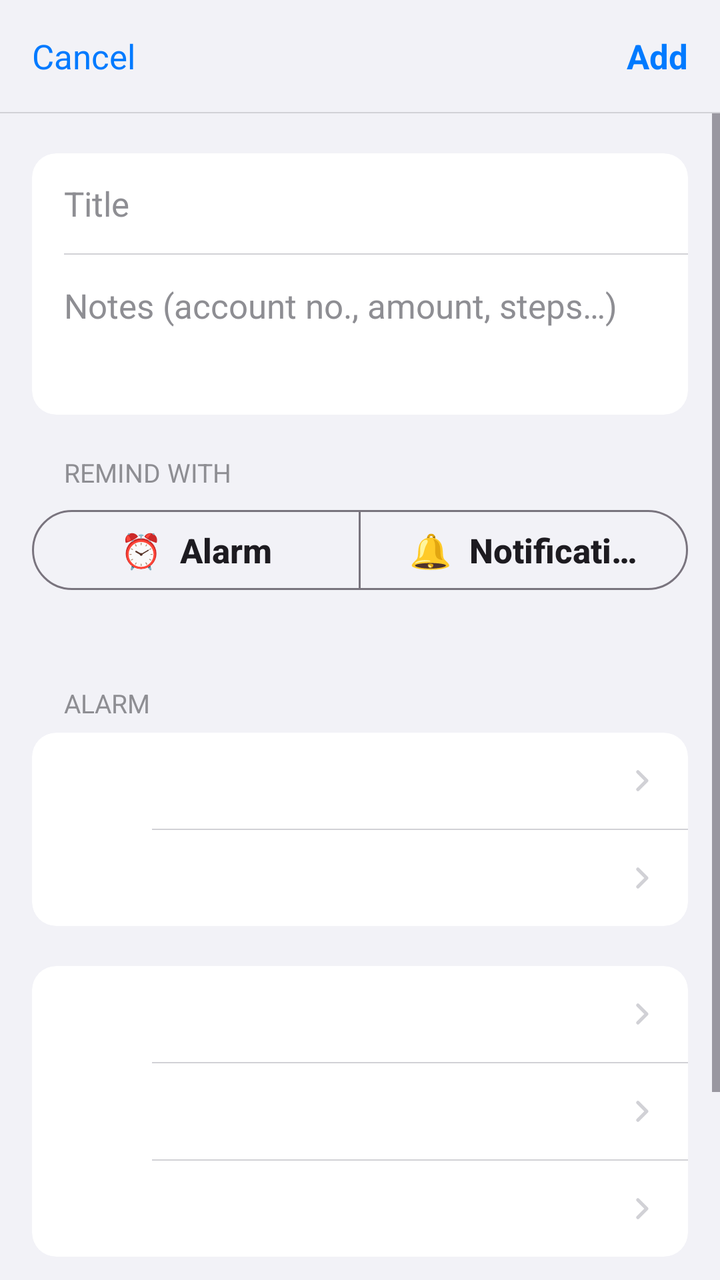
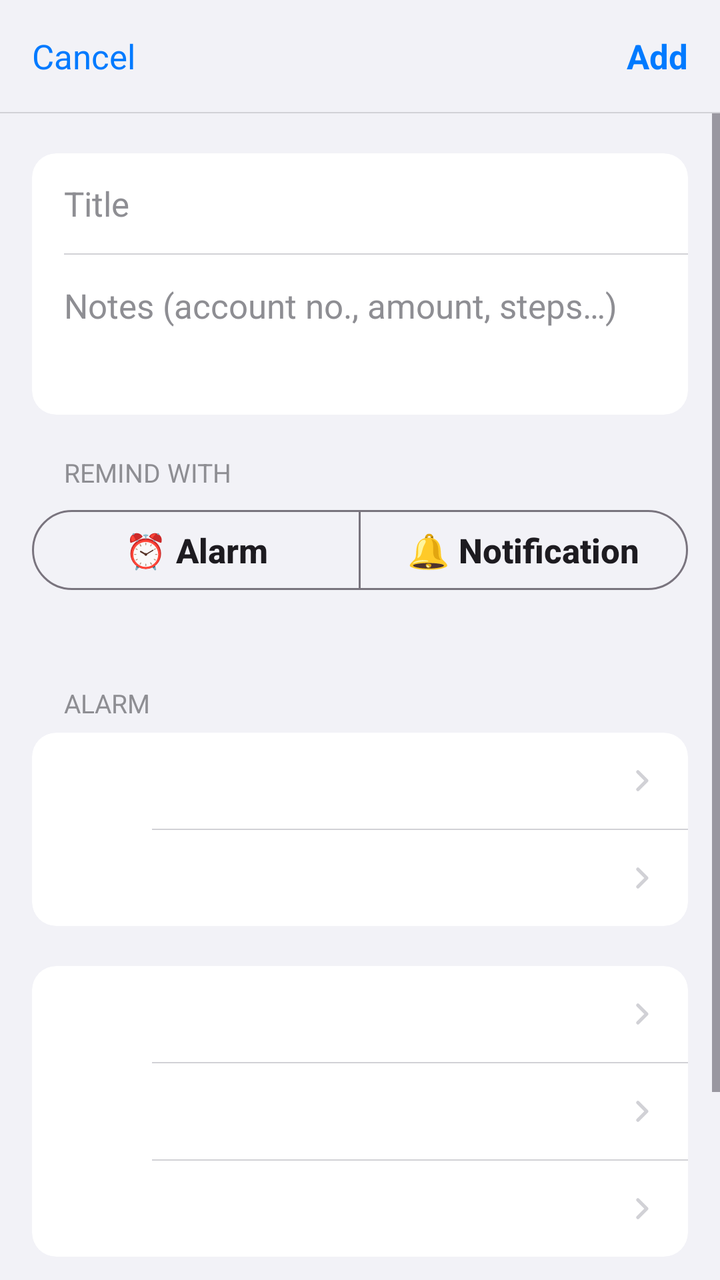

The first picture is an Android layout as it rendered before a commit; the second is the same layout after the commit. The layout source and the unified diff follow.
<!-- AndroidManifest.xml: application theme Theme.OfficeToDo -->
<!-- res/layout/activity_edit.xml -->
<?xml version="1.0" encoding="utf-8"?>
<LinearLayout xmlns:android="http://schemas.android.com/apk/res/android"
    xmlns:app="http://schemas.android.com/apk/res-auto"
    android:layout_width="match_parent"
    android:layout_height="match_parent"
    android:background="@color/ios_bg"
    android:orientation="vertical">

    
    <FrameLayout
        android:layout_width="match_parent"
        android:layout_height="56dp">

        <TextView
            android:id="@+id/bar_cancel"
            android:layout_width="wrap_content"
            android:layout_height="match_parent"
            android:layout_gravity="start"
            android:background="?attr/selectableItemBackgroundBorderless"
            android:gravity="center"
            android:paddingHorizontal="16dp"
            android:text="Cancel"
            android:textColor="?attr/colorPrimary"
            android:textSize="17sp" />

        <TextView
            android:id="@+id/bar_title"
            android:layout_width="wrap_content"
            android:layout_height="wrap_content"
            android:layout_gravity="center"
            android:textColor="@color/ios_label"
            android:textSize="17sp"
            android:textStyle="bold" />

        <TextView
            android:id="@+id/bar_save"
            android:layout_width="wrap_content"
            android:layout_height="match_parent"
            android:layout_gravity="end"
            android:background="?attr/selectableItemBackgroundBorderless"
            android:gravity="center"
            android:paddingHorizontal="16dp"
            android:text="Add"
            android:textColor="?attr/colorPrimary"
            android:textSize="17sp"
            android:textStyle="bold" />
    </FrameLayout>

    <View
        android:layout_width="match_parent"
        android:layout_height="0.6dp"
        android:background="@color/ios_separator" />

<ScrollView
    android:layout_width="match_parent"
    android:layout_height="0dp"
    android:layout_weight="1"
    android:fillViewport="true">

    <LinearLayout
        android:layout_width="match_parent"
        android:layout_height="wrap_content"
        android:animateLayoutChanges="true"
        android:orientation="vertical"
        android:paddingHorizontal="16dp"
        android:paddingBottom="32dp">


        
        <com.google.android.material.card.MaterialCardView
            style="@style/IosGroup"
            android:layout_width="match_parent"
            android:layout_height="wrap_content"
            android:layout_marginTop="20dp">

            <LinearLayout
                android:layout_width="match_parent"
                android:layout_height="wrap_content"
                android:orientation="vertical">

                <EditText
                    android:id="@+id/title"
                    android:layout_width="match_parent"
                    android:layout_height="wrap_content"
                    android:background="@null"
                    android:hint="Title"
                    android:importantForAutofill="no"
                    android:inputType="textCapSentences"
                    android:minHeight="50dp"
                    android:paddingHorizontal="16dp"
                    android:textColor="@color/ios_label"
                    android:textColorHint="@color/ios_secondary"
                    android:textSize="17sp" />

                <View
                    android:layout_width="match_parent"
                    android:layout_height="0.6dp"
                    android:layout_marginStart="16dp"
                    android:background="@color/ios_separator" />

                <EditText
                    android:id="@+id/notes"
                    android:layout_width="match_parent"
                    android:layout_height="wrap_content"
                    android:background="@null"
                    android:gravity="top"
                    android:hint="Notes (account no., amount, steps…)"
                    android:importantForAutofill="no"
                    android:inputType="textCapSentences|textMultiLine"
                    android:minHeight="80dp"
                    android:paddingHorizontal="16dp"
                    android:paddingVertical="14dp"
                    android:textColor="@color/ios_label"
                    android:textColorHint="@color/ios_secondary"
                    android:textSize="17sp" />
            </LinearLayout>
        </com.google.android.material.card.MaterialCardView>

        
        <TextView
            style="@style/IosGroupLabel"
            android:layout_width="wrap_content"
            android:layout_height="wrap_content"
            android:text="Remind with" />

        <com.google.android.material.button.MaterialButtonToggleGroup
            android:id="@+id/remind_group"
            android:layout_width="match_parent"
            android:layout_height="wrap_content"
            app:selectionRequired="true"
            app:singleSelection="true">

            <com.google.android.material.button.MaterialButton
                android:id="@+id/remind_alarm"
                style="@style/Widget.Material3.Button.OutlinedButton"
                android:layout_width="0dp"
                android:layout_height="wrap_content"
                android:layout_weight="1"
                android:text="⏰  Alarm" />

            <com.google.android.material.button.MaterialButton
                android:id="@+id/remind_notification"
                style="@style/Widget.Material3.Button.OutlinedButton"
                android:layout_width="0dp"
                android:layout_height="wrap_content"
                android:layout_weight="1"
                android:text="🔔  Notification" />
        </com.google.android.material.button.MaterialButtonToggleGroup>

        <TextView
            android:id="@+id/remind_note"
            android:layout_width="match_parent"
            android:layout_height="wrap_content"
            android:paddingHorizontal="16dp"
            android:paddingTop="6dp"
            android:textColor="@color/ios_secondary"
            android:textSize="13sp" />

        
        <TextView
            style="@style/IosGroupLabel"
            android:layout_width="wrap_content"
            android:layout_height="wrap_content"
            android:text="Alarm" />

        <com.google.android.material.card.MaterialCardView
            style="@style/IosGroup"
            android:layout_width="match_parent"
            android:layout_height="wrap_content">

            <LinearLayout
                android:layout_width="match_parent"
                android:layout_height="wrap_content"
                android:orientation="vertical">

                <include android:id="@+id/row_date" layout="@layout/item_form_row" />
                <include layout="@layout/divider_inset" />
                <include android:id="@+id/row_time" layout="@layout/item_form_row" />
            </LinearLayout>
        </com.google.android.material.card.MaterialCardView>


        
        <com.google.android.material.card.MaterialCardView
            style="@style/IosGroup"
            android:layout_width="match_parent"
            android:layout_height="wrap_content"
            android:layout_marginTop="20dp">

            <LinearLayout
                android:layout_width="match_parent"
                android:layout_height="wrap_content"
                android:orientation="vertical">

                <include android:id="@+id/row_repeat" layout="@layout/item_form_row" />

                
                <LinearLayout
                    android:id="@+id/workday_wrap"
                    android:layout_width="match_parent"
                    android:layout_height="wrap_content"
                    android:orientation="vertical"
                    android:visibility="gone">

                    <include layout="@layout/divider_inset" />
                    <include android:id="@+id/row_workday" layout="@layout/item_form_row" />
                </LinearLayout>

                <include layout="@layout/divider_inset" />
                <include android:id="@+id/row_early" layout="@layout/item_form_row" />
                <include layout="@layout/divider_inset" />
                <include android:id="@+id/row_category" layout="@layout/item_form_row" />
            </LinearLayout>
        </com.google.android.material.card.MaterialCardView>

        <TextView
            android:id="@+id/workday_note"
            android:layout_width="match_parent"
            android:layout_height="wrap_content"
            android:paddingHorizontal="16dp"
            android:paddingTop="6dp"
            android:textColor="@color/ios_secondary"
            android:textSize="13sp"
            android:visibility="gone" />

        
        <com.google.android.material.card.MaterialCardView
            style="@style/IosGroup"
            android:layout_width="match_parent"
            android:layout_height="wrap_content"
            android:layout_marginTop="20dp">

            <LinearLayout
                android:id="@+id/row_important"
                style="@style/IosRow"
                android:layout_width="match_parent"
                android:layout_height="wrap_content"
                android:orientation="horizontal">

                <ImageView
                    android:id="@+id/important_icon"
                    android:layout_width="30dp"
                    android:layout_height="30dp"
                    android:background="@drawable/bg_icon_square"
                    android:importantForAccessibility="no"
                    android:padding="5dp"
                    android:src="@drawable/ic_flag" />

                <TextView
                    android:layout_width="0dp"
                    android:layout_height="wrap_content"
                    android:layout_marginStart="14dp"
                    android:layout_weight="1"
                    android:paddingVertical="12dp"
                    android:text="Important"
                    android:textColor="@color/ios_label"
                    android:textSize="17sp" />

                <androidx.appcompat.widget.SwitchCompat
                    android:id="@+id/important"
                    style="@style/IosSwitch"
                    android:layout_width="wrap_content"
                    android:layout_height="wrap_content" />
            </LinearLayout>
        </com.google.android.material.card.MaterialCardView>

        <TextView
            android:id="@+id/important_note"
            android:layout_width="match_parent"
            android:layout_height="wrap_content"
            android:paddingHorizontal="16dp"
            android:paddingTop="6dp"
            android:textColor="@color/ios_secondary"
            android:textSize="13sp" />

        
        <com.google.android.material.card.MaterialCardView
            android:id="@+id/delete_group"
            style="@style/IosGroup"
            android:layout_width="match_parent"
            android:layout_height="wrap_content"
            android:layout_marginTop="28dp"
            android:visibility="gone">

            <TextView
                android:id="@+id/delete"
                android:layout_width="match_parent"
                android:layout_height="50dp"
                android:background="?attr/selectableItemBackground"
                android:gravity="center"
                android:text="Delete Task"
                android:textColor="@color/ios_red"
                android:textSize="17sp" />
        </com.google.android.material.card.MaterialCardView>
    </LinearLayout>
</ScrollView>
</LinearLayout>
<!-- res/layout/item_form_row.xml (included above) -->
<?xml version="1.0" encoding="utf-8"?>
<LinearLayout xmlns:android="http://schemas.android.com/apk/res/android"
    style="@style/IosRow"
    android:layout_width="match_parent"
    android:layout_height="wrap_content"
    android:clickable="true"
    android:focusable="true"
    android:orientation="horizontal">

    <ImageView
        android:id="@+id/row_icon"
        android:layout_width="30dp"
        android:layout_height="30dp"
        android:background="@drawable/bg_icon_square"
        android:importantForAccessibility="no"
        android:padding="5dp" />

    <LinearLayout
        android:layout_width="0dp"
        android:layout_height="wrap_content"
        android:layout_marginStart="14dp"
        android:layout_weight="1"
        android:orientation="vertical"
        android:paddingVertical="10dp">

        <TextView
            android:id="@+id/row_title"
            android:layout_width="wrap_content"
            android:layout_height="wrap_content"
            android:textColor="@color/ios_label"
            android:textSize="17sp" />

        <TextView
            android:id="@+id/row_subtitle"
            android:layout_width="wrap_content"
            android:layout_height="wrap_content"
            android:textColor="@color/ios_secondary"
            android:textSize="13sp"
            android:visibility="gone" />
    </LinearLayout>

    <TextView
        android:id="@+id/row_value"
        android:layout_width="wrap_content"
        android:layout_height="wrap_content"
        android:layout_marginStart="8dp"
        android:gravity="end"
        android:maxWidth="200dp"
        android:textColor="@color/ios_secondary"
        android:textSize="17sp" />

    <ImageView
        android:id="@+id/row_chevron"
        android:layout_width="14dp"
        android:layout_height="14dp"
        android:layout_marginStart="6dp"
        android:importantForAccessibility="no"
        android:src="@drawable/ic_chevron_right" />
</LinearLayout>
<!-- res/layout/divider_inset.xml (included above) -->
<?xml version="1.0" encoding="utf-8"?>
<View xmlns:android="http://schemas.android.com/apk/res/android"
    android:layout_width="match_parent"
    android:layout_height="0.6dp"
    android:layout_marginStart="60dp"
    android:background="@color/ios_separator" />
<!-- resources referenced by this layout -->
<resources>
  <color name="ios_bg">#F2F2F7</color>
  <color name="ios_label">#000000</color>
  <color name="ios_red">#FF3B30</color>
  <color name="ios_secondary">#8E8E93</color>
  <color name="ios_separator">#D1D1D6</color>
  <!-- drawable bg_icon_square (drawable) -->
  <shape xmlns:android="http://schemas.android.com/apk/res/android" android:shape="rectangle">
      <solid android:color="#FFFFFF" />
      <corners android:radius="7dp" />
  </shape>
  <!-- drawable ic_flag (drawable) -->
  <vector xmlns:android="http://schemas.android.com/apk/res/android"
      android:width="24dp" android:height="24dp" android:viewportWidth="24" android:viewportHeight="24">
      <path android:fillColor="#FFFFFFFF" android:pathData="M14.4,6L14,4H5v17h2v-7h5.6l0.4,2h7V6z"/>
  </vector>
  <style name="IosGroup" parent="Widget.Material3.CardView.Filled">
          <item name="cardBackgroundColor">@color/ios_cell</item>
          <item name="cardCornerRadius">12dp</item>
          <item name="cardElevation">0dp</item>
      </style>
  <style name="IosRow">
          <item name="android:minHeight">48dp</item>
          <item name="android:paddingStart">16dp</item>
          <item name="android:paddingEnd">16dp</item>
          <item name="android:gravity">center_vertical</item>
          <item name="android:background">?attr/selectableItemBackground</item>
      </style>
  <color name="ios_cell">#FFFFFF</color>
  <!-- drawable ios_switch_track (drawable) -->
  <shape xmlns:android="http://schemas.android.com/apk/res/android" android:shape="rectangle">
      <solid android:color="@color/ios_switch_track_color" />
      <corners android:radius="16dp" />
      <size android:width="51dp" android:height="31dp" />
  </shape>
  <color name="brand">#007AFF</color>
  <style name="IosToolbar" parent="Widget.Material3.Toolbar">
          <item name="android:background">@color/ios_bg</item>
          <item name="titleCentered">true</item>
          <item name="titleTextAppearance">@style/IosNavTitle</item>
          <item name="navigationIconTint">?attr/colorPrimary</item>
      </style>
  <style name="IosOverflow" parent="Widget.AppCompat.ActionButton.Overflow">
          <item name="android:src">@drawable/ic_more</item>
      </style>
  <style name="IosDialog" parent="ThemeOverlay.Material3.MaterialAlertDialog">
          <item name="shapeAppearanceOverlay">@style/IosDialogShape</item>
          <item name="colorSurfaceContainerHigh">@color/ios_cell</item>
      </style>
  <style name="IosChip" parent="Widget.Material3.Chip.Assist">
          <item name="chipBackgroundColor">@color/ios_cell</item>
          <item name="chipStrokeWidth">0dp</item>
          <item name="chipCornerRadius">16dp</item>
          <item name="android:textColor">?attr/colorPrimary</item>
      </style>
  <style name="IosBottomSheetDialog" parent="ThemeOverlay.Material3.BottomSheetDialog">
          <item name="bottomSheetStyle">@style/IosBottomSheet</item>
      </style>
  <style name="IosNavTitle" parent="TextAppearance.Material3.TitleMedium">
          <item name="android:textSize">17sp</item>
          <item name="android:textStyle">bold</item>
          <item name="android:textColor">@color/ios_label</item>
      </style>
  <style name="IosDialogShape" parent="">
          <item name="cornerFamily">rounded</item>
          <item name="cornerSize">16dp</item>
      </style>
  <style name="IosBottomSheet" parent="Widget.Material3.BottomSheet.Modal">
          <item name="backgroundTint">@color/ios_cell</item>
      </style>
  <!-- unchanged entries left out for length: 8 -->
</resources>

<!-- the commit's change to res/layout/activity_edit.xml (unified diff, before → after) -->
@@ -19,7 +19,7 @@
             android:background="?attr/selectableItemBackgroundBorderless"
             android:gravity="center"
             android:paddingHorizontal="16dp"
-            android:text="Cancel"
+            android:text="@string/ui_cancel"
             android:textColor="?attr/colorPrimary"
             android:textSize="17sp" />
 
@@ -40,7 +40,7 @@
             android:background="?attr/selectableItemBackgroundBorderless"
             android:gravity="center"
             android:paddingHorizontal="16dp"
-            android:text="Add"
+            android:text="@string/ui_add"
             android:textColor="?attr/colorPrimary"
             android:textSize="17sp"
             android:textStyle="bold" />
@@ -83,7 +83,7 @@
                     android:layout_width="match_parent"
                     android:layout_height="wrap_content"
                     android:background="@null"
-                    android:hint="Title"
+                    android:hint="@string/ui_title"
                     android:importantForAutofill="no"
                     android:inputType="textCapSentences"
                     android:minHeight="50dp"
@@ -104,7 +104,7 @@
                     android:layout_height="wrap_content"
                     android:background="@null"
                     android:gravity="top"
-                    android:hint="Notes (account no., amount, steps…)"
+                    android:hint="@string/ui_notes_account_no_amount_steps"
                     android:importantForAutofill="no"
                     android:inputType="textCapSentences|textMultiLine"
                     android:minHeight="80dp"
@@ -121,7 +121,7 @@
             style="@style/IosGroupLabel"
             android:layout_width="wrap_content"
             android:layout_height="wrap_content"
-            android:text="Remind with" />
+            android:text="@string/ui_remind_with" />
 
         <com.google.android.material.button.MaterialButtonToggleGroup
             android:id="@+id/remind_group"
@@ -136,7 +136,7 @@
                 android:layout_width="0dp"
                 android:layout_height="wrap_content"
                 android:layout_weight="1"
-                android:text="⏰  Alarm" />
+                android:text="@string/ui_alarm" />
 
             <com.google.android.material.button.MaterialButton
                 android:id="@+id/remind_notification"
@@ -144,7 +144,7 @@
                 android:layout_width="0dp"
                 android:layout_height="wrap_content"
                 android:layout_weight="1"
-                android:text="🔔  Notification" />
+                android:text="@string/ui_notification" />
         </com.google.android.material.button.MaterialButtonToggleGroup>
 
         <TextView
@@ -161,7 +161,7 @@
             style="@style/IosGroupLabel"
             android:layout_width="wrap_content"
             android:layout_height="wrap_content"
-            android:text="Alarm" />
+            android:text="@string/ui_alarm_2" />
 
         <com.google.android.material.card.MaterialCardView
             style="@style/IosGroup"
@@ -252,7 +252,7 @@
                     android:layout_marginStart="14dp"
                     android:layout_weight="1"
                     android:paddingVertical="12dp"
-                    android:text="Important"
+                    android:text="@string/ui_important"
                     android:textColor="@color/ios_label"
                     android:textSize="17sp" />
 
@@ -288,7 +288,7 @@
                 android:layout_height="50dp"
                 android:background="?attr/selectableItemBackground"
                 android:gravity="center"
-                android:text="Delete Task"
+                android:text="@string/ui_delete_task"
                 android:textColor="@color/ios_red"
                 android:textSize="17sp" />
         </com.google.android.material.card.MaterialCardView>
<!-- resource entries referenced after the edit -->
@@ -15,6 +15,16 @@
       android:width="24dp" android:height="24dp" android:viewportWidth="24" android:viewportHeight="24">
       <path android:fillColor="#FFFFFFFF" android:pathData="M14.4,6L14,4H5v17h2v-7h5.6l0.4,2h7V6z"/>
   </vector>
+  <string name="ui_add">Add</string>
+  <string name="ui_alarm">⏰  Alarm</string>
+  <string name="ui_alarm_2">Alarm</string>
+  <string name="ui_cancel">Cancel</string>
+  <string name="ui_delete_task">Delete Task</string>
+  <string name="ui_important">Important</string>
+  <string name="ui_notes_account_no_amount_steps">Notes (account no., amount, steps…)</string>
+  <string name="ui_notification">🔔  Notification</string>
+  <string name="ui_remind_with">Remind with</string>
+  <string name="ui_title">Title</string>
   <style name="IosGroup" parent="Widget.Material3.CardView.Filled">
           <item name="cardBackgroundColor">@color/ios_cell</item>
           <item name="cardCornerRadius">12dp</item>
